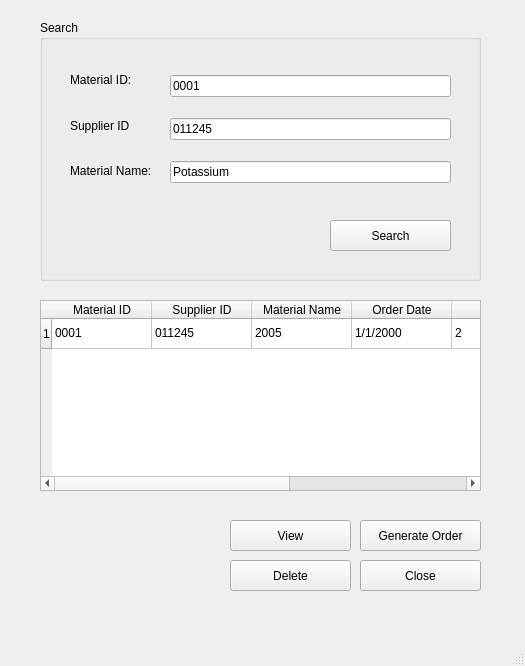
First picture: the form in DB_ConnectionsFiles/DB_project/40 Supplier Order form.ui, repository ElyanAli/DairyPro, before the edit.
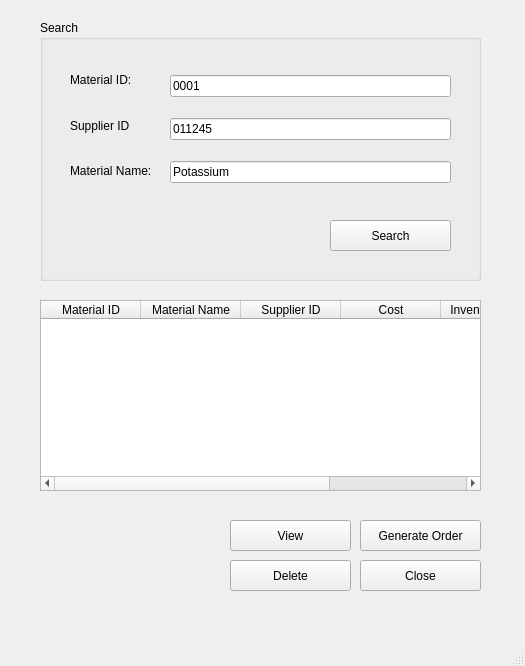
Second picture: the form after the edit.

Commit message: supplier Dashboard

What changed in the file:
```diff
--- a/DB_ConnectionsFiles/DB_project/40 Supplier Order form.ui
+++ b/DB_ConnectionsFiles/DB_project/40 Supplier Order form.ui
@@ -36,21 +36,11 @@
       <height>191</height>
      </rect>
     </property>
-    <row>
-     <property name="text">
-      <string>1</string>
-     </property>
-    </row>
     <column>
      <property name="text">
       <string>Material ID</string>
      </property>
     </column>
-    <column>
-     <property name="text">
-      <string>Supplier ID</string>
-     </property>
-    </column>
     <column>
      <property name="text">
       <string>Material Name</string>
@@ -58,59 +48,24 @@
     </column>
     <column>
      <property name="text">
-      <string>Order Date</string>
+      <string>Supplier ID</string>
      </property>
     </column>
     <column>
      <property name="text">
-      <string>Quantity</string>
+      <string>Cost</string>
      </property>
     </column>
     <column>
      <property name="text">
-      <string>Price</string>
+      <string>Inventory Level</string>
      </property>
     </column>
     <column>
      <property name="text">
-      <string>Delivery Status</string>
+      <string>Quality Metric</string>
      </property>
     </column>
-    <item row="0" column="0">
-     <property name="text">
-      <string>0001</string>
-     </property>
-    </item>
-    <item row="0" column="1">
-     <property name="text">
-      <string>011245</string>
-     </property>
-    </item>
-    <item row="0" column="2">
-     <property name="text">
-      <string>2005</string>
-     </property>
-    </item>
-    <item row="0" column="3">
-     <property name="text">
-      <string>1/1/2000</string>
-     </property>
-    </item>
-    <item row="0" column="4">
-     <property name="text">
-      <string>2</string>
-     </property>
-    </item>
-    <item row="0" column="5">
-     <property name="text">
-      <string>1000</string>
-     </property>
-    </item>
-    <item row="0" column="6">
-     <property name="text">
-      <string>Delivered</string>
-     </property>
-    </item>
    </widget>
    <widget class="QGroupBox" name="searched">
     <property name="geometry">
```
Left out of the diff: 10 changed lines with no effect on the pictures. The commit also changes 6 other files.
